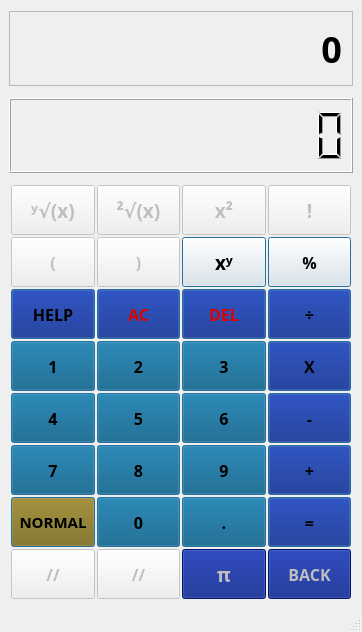
The window that mainwindow.ui (TheBreathless/prismParser_calculator) describes before a commit, drawn with Qt 5.
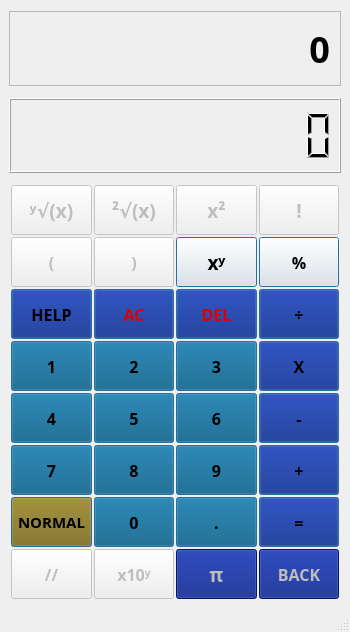
The same window after the commit.

```diff
--- a/mainwindow.ui
+++ b/mainwindow.ui
@@ -6,7 +6,7 @@
    <rect>
     <x>0</x>
     <y>0</y>
-    <width>362</width>
+    <width>350</width>
     <height>632</height>
    </rect>
   </property>
@@ -795,7 +795,7 @@
            </font>
           </property>
           <property name="text">
-           <string>//</string>
+           <string>x10ʸ</string>
           </property>
           <property name="default">
            <bool>true</bool>
```
